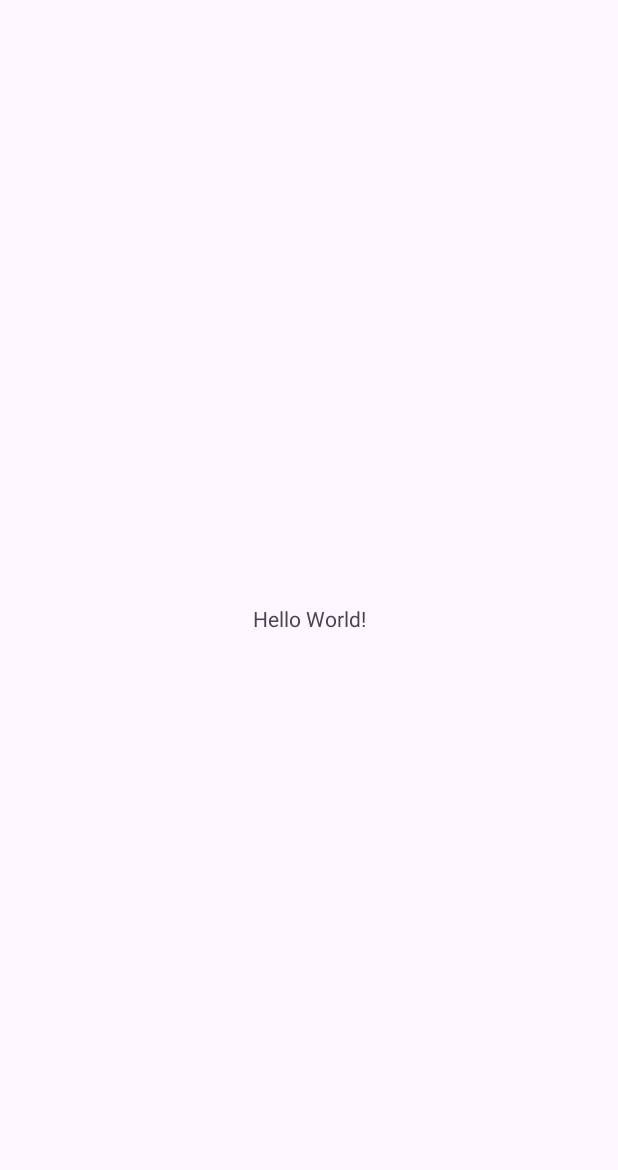
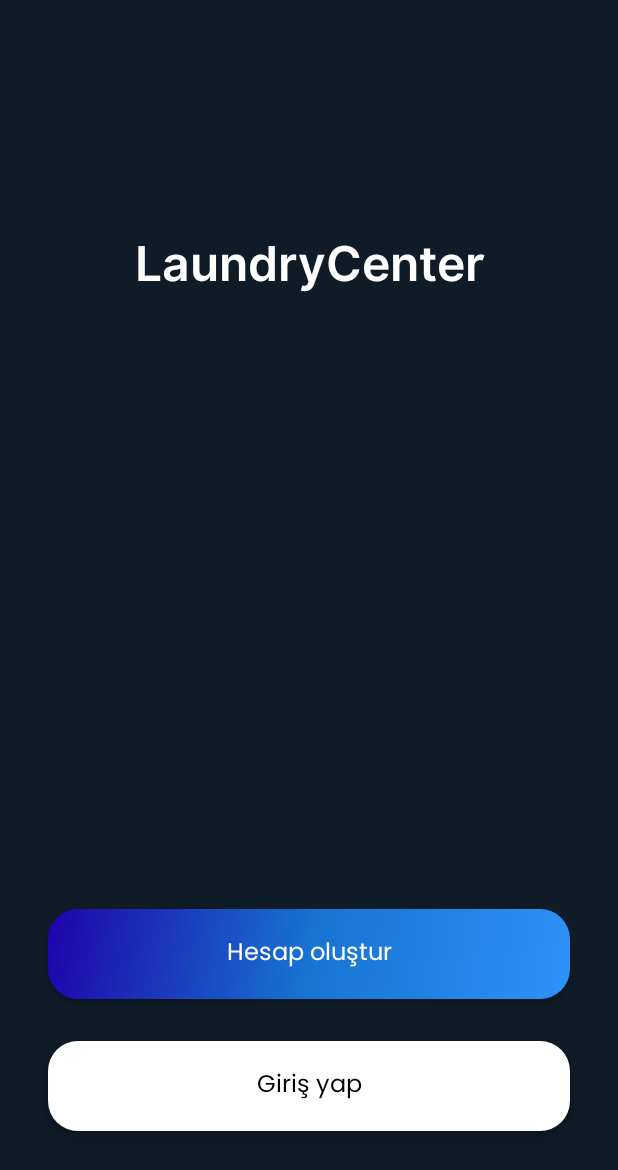
Before and after one commit to alpermelkeli/LaundryCenter, an Android app: the screen it shows after launch (MainActivity), on a phone screen of 412 x 824 dp. Before the commit the part shown is almost empty. Shown: the top 1170 px of the screen. Run offline under Robolectric (Android 15) with nearby library versions, the phone set to English and light mode, and no system bars.

Commit message:
LoginRegisterFragment UI design.

```diff
--- a/app/build.gradle.kts
+++ b/app/build.gradle.kts
@@ -6,6 +6,10 @@ plugins {
 android {
     namespace = "com.alpermelkeli.laundrycenter"
     compileSdk = 34
+
+    buildFeatures{
+        viewBinding = true
+    }
 
     defaultConfig {
         applicationId = "com.alpermelkeli.laundrycenter"
--- a/app/src/main/java/com/alpermelkeli/laundrycenter/ui/loginregister/MainActivity.java
+++ b/app/src/main/java/com/alpermelkeli/laundrycenter/ui/loginregister/MainActivity.java
@@ -1,19 +1,41 @@
 package com.alpermelkeli.laundrycenter.ui.loginregister;
 
 import androidx.appcompat.app.AppCompatActivity;
+import androidx.fragment.app.Fragment;
+import androidx.fragment.app.FragmentManager;
+import androidx.fragment.app.FragmentTransaction;
 
 import android.os.Bundle;
+import android.util.Log;
+import android.view.View;
 
 import com.alpermelkeli.laundrycenter.R;
+import com.alpermelkeli.laundrycenter.databinding.ActivityMainBinding;
 import com.alpermelkeli.laundrycenter.model.User;
+import com.alpermelkeli.laundrycenter.ui.loginregister.fragment.LoginRegisterFragment;
 
 public class MainActivity extends AppCompatActivity {
 
+    private ActivityMainBinding binding;
+    private LoginRegisterFragment loginRegisterFragment;
     @Override
     protected void onCreate(Bundle savedInstanceState) {
         super.onCreate(savedInstanceState);
-        setContentView(R.layout.activity_main);
+        binding = ActivityMainBinding.inflate(getLayoutInflater());
+        View view = binding.getRoot();
+        setContentView(view);
+        loginRegisterFragment = new LoginRegisterFragment();
+        replaceFragment(loginRegisterFragment);
+    }
+
+    public void replaceFragment(Fragment fragment){
+        FragmentManager fragmentManager = getSupportFragmentManager();
+        FragmentTransaction fragmentTransaction = fragmentManager.beginTransaction();
+        fragmentTransaction.replace(binding.mainFrameLayout.getId(), fragment);
+        fragmentTransaction.addToBackStack(null);
+        fragmentTransaction.commit();
+    }
 
 
-    }
+
 }
--- /dev/null
+++ b/app/src/main/java/com/alpermelkeli/laundrycenter/ui/loginregister/fragment/LoginRegisterFragment.java
@@ -0,0 +1,36 @@
+package com.alpermelkeli.laundrycenter.ui.loginregister.fragment;
+
+import android.os.Bundle;
+
+import androidx.fragment.app.Fragment;
+
+import android.view.LayoutInflater;
+import android.view.View;
+import android.view.ViewGroup;
+
+import com.alpermelkeli.laundrycenter.R;
+import com.alpermelkeli.laundrycenter.databinding.FragmentLoginRegisterBinding;
+
+
+public class LoginRegisterFragment extends Fragment {
+    FragmentLoginRegisterBinding binding;
+
+    public LoginRegisterFragment() {
+
+    }
+
+
+    @Override
+    public View onCreateView(LayoutInflater inflater, ViewGroup container,
+                             Bundle savedInstanceState) {
+        binding = FragmentLoginRegisterBinding.inflate(inflater, container, false);
+        View view = binding.getRoot();
+
+
+
+
+
+
+        return view;
+    }
+}
--- /dev/null
+++ b/app/src/main/res/drawable/login_button_background.xml
@@ -0,0 +1,19 @@
+<?xml version="1.0" encoding="utf-8"?>
+<selector xmlns:android="http://schemas.android.com/apk/res/android">
+<item>
+    <shape android:shape="rectangle">
+
+    <solid android:color="@color/white">
+
+    </solid>
+        <corners android:radius="20dp">
+
+
+        </corners>
+
+    </shape>
+
+
+
+</item>
+</selector>
--- /dev/null
+++ b/app/src/main/res/drawable/register_button_background.xml
@@ -0,0 +1,17 @@
+<?xml version="1.0" encoding="utf-8"?>
+<selector xmlns:android="http://schemas.android.com/apk/res/android">
+<item>
+
+    <shape android:shape="rectangle">
+
+        <corners android:radius="20dp">
+
+        </corners>
+        <gradient android:startColor="#1E03AB"
+            android:endColor="#2D92FA"
+            android:centerColor="#1774D1"
+            android:angle="315">
+        </gradient>
+    </shape>
+</item>
+</selector>
--- a/app/src/main/res/layout/activity_main.xml
+++ b/app/src/main/res/layout/activity_main.xml
@@ -6,13 +6,14 @@
     android:layout_height="match_parent"
     tools:context=".ui.loginregister.MainActivity">
 
-    <TextView
-        android:layout_width="wrap_content"
-        android:layout_height="wrap_content"
-        android:text="Hello World!"
+    <FrameLayout
+        android:id="@+id/mainFrameLayout"
+        android:layout_width="match_parent"
+        android:layout_height="match_parent"
         app:layout_constraintBottom_toBottomOf="parent"
         app:layout_constraintEnd_toEndOf="parent"
         app:layout_constraintStart_toStartOf="parent"
-        app:layout_constraintTop_toTopOf="parent" />
+        app:layout_constraintTop_toTopOf="parent">
 
+    </FrameLayout>
 </androidx.constraintlayout.widget.ConstraintLayout>
--- /dev/null
+++ b/app/src/main/res/layout/fragment_login_register.xml
@@ -0,0 +1,75 @@
+<?xml version="1.0" encoding="utf-8"?>
+<FrameLayout xmlns:android="http://schemas.android.com/apk/res/android"
+    xmlns:app="http://schemas.android.com/apk/res-auto"
+    xmlns:tools="http://schemas.android.com/tools"
+    android:layout_width="match_parent"
+    android:layout_height="match_parent"
+    tools:context=".ui.loginregister.fragment.LoginRegisterFragment">
+
+    <androidx.constraintlayout.widget.ConstraintLayout
+        android:layout_width="match_parent"
+        android:layout_height="match_parent"
+        android:background="@color/background"
+        >
+
+        <TextView
+            android:layout_width="match_parent"
+            android:layout_height="48dp"
+            android:layout_marginTop="152dp"
+            android:text="LaundryCenter"
+            android:textAlignment="center"
+            android:textColor="@color/white"
+            android:textSize="32dp"
+            android:fontFamily="@font/semibold"
+            app:layout_constraintEnd_toEndOf="parent"
+            app:layout_constraintHorizontal_bias="0.0"
+            app:layout_constraintStart_toStartOf="parent"
+            app:layout_constraintTop_toTopOf="parent" />
+
+
+        <LinearLayout
+            android:layout_width="match_parent"
+            android:layout_height="192dp"
+            android:layout_marginBottom="56dp"
+            android:orientation="vertical"
+            app:layout_constraintBottom_toBottomOf="parent"
+            app:layout_constraintEnd_toEndOf="parent"
+            app:layout_constraintHorizontal_bias="0.0"
+            app:layout_constraintStart_toStartOf="parent">
+
+            <androidx.appcompat.widget.AppCompatButton
+                android:id="@+id/registerButton"
+                android:layout_width="348dp"
+                android:layout_height="60dp"
+                android:layout_gravity="center"
+                android:layout_marginTop="30dp"
+                android:background="@drawable/register_button_background"
+                android:text="Hesap oluştur"
+                android:fontFamily="@font/poppins_regular"
+                android:textAlignment="center"
+                android:textAllCaps="false"
+                android:textColor="@color/white"
+                android:textSize="16dp"/>
+
+
+
+            <androidx.appcompat.widget.AppCompatButton
+                android:id="@+id/loginButton"
+                android:layout_width="348dp"
+                android:layout_height="60dp"
+                android:layout_gravity="center"
+                android:layout_marginTop="28dp"
+                android:background="@drawable/login_button_background"
+                android:text="Giriş yap"
+                android:textAlignment="center"
+                android:fontFamily="@font/poppins_regular"
+                android:textAllCaps="false"
+                android:textColor="@color/black"
+                android:textSize="16dp"/>
+
+
+        </LinearLayout>
+
+
+    </androidx.constraintlayout.widget.ConstraintLayout>
+</FrameLayout>
--- a/app/src/main/res/values/colors.xml
+++ b/app/src/main/res/values/colors.xml
@@ -2,4 +2,5 @@
 <resources>
     <color name="black">#FF000000</color>
     <color name="white">#FFFFFFFF</color>
+    <color name="background">#0F1B27</color>
 </resources>
--- a/app/src/main/res/values/strings.xml
+++ b/app/src/main/res/values/strings.xml
@@ -1,3 +1,5 @@
 <resources>
     <string name="app_name">LaundryCenter</string>
+    <!-- TODO: Remove or change this placeholder text -->
+    <string name="hello_blank_fragment">Hello blank fragment</string>
 </resources>
```
Also changed, not shown: app/src/main/res/font/poppins_regular.ttf (added), app/src/main/res/font/semibold.otf (added).
